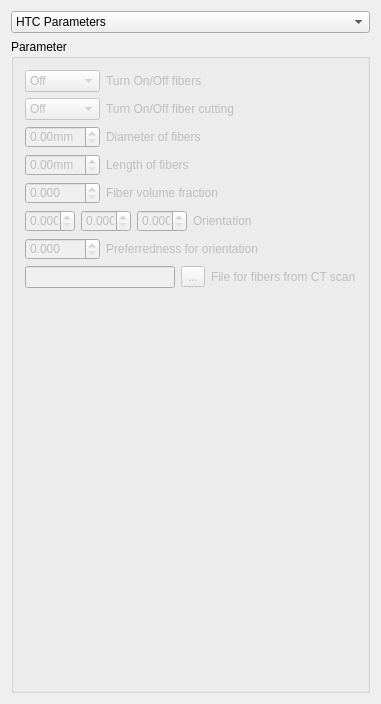
Above: freecad/chronoWorkbench/gui/ui/ui_LDPMCSL_additionalPara.ui from Concrete-Chrono-Development/chrono-preprocessor before the change. Below: the same form after it.
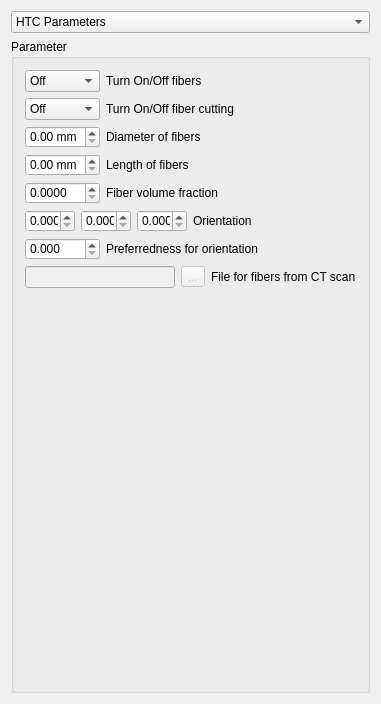
That is the form after the change. The open tabs and pages were chosen to show the change. Icons and pictures are not drawn.

```diff
--- a/freecad/chronoWorkbench/gui/ui/ui_LDPMCSL_additionalPara.ui
+++ b/freecad/chronoWorkbench/gui/ui/ui_LDPMCSL_additionalPara.ui
@@ -251,7 +251,7 @@
         </widget>
         <widget class="QWidget" name="Page2_cylinder">
          <property name="enabled">
-          <bool>false</bool>
+          <bool>true</bool>
          </property>
          <layout class="QGridLayout" name="gridLayout_3">
           <item row="0" column="0" colspan="2">
@@ -290,6 +290,9 @@
             </item>
             <item>
              <widget class="QLabel" name="textLabel2_3">
+              <property name="enabled">
+               <bool>true</bool>
+              </property>
               <property name="text">
                <string>Turn On/Off fibers</string>
               </property>
@@ -300,7 +303,10 @@
           <item row="1" column="0" colspan="2">
            <layout class="QHBoxLayout" name="horizontalLayout_4">
             <item>
-             <widget class="QComboBox" name="comboBox_3">
+             <widget class="QComboBox" name="fiberCutting">
+              <property name="enabled">
+               <bool>true</bool>
+              </property>
               <property name="sizePolicy">
                <sizepolicy hsizetype="Fixed" vsizetype="Fixed">
                 <horstretch>0</horstretch>
@@ -363,7 +369,7 @@
                </size>
               </property>
               <property name="suffix">
-               <string>mm</string>
+               <string> mm</string>
               </property>
               <property name="maximum">
                <double>999999.000000000000000</double>
@@ -402,7 +408,7 @@
                </size>
               </property>
               <property name="suffix">
-               <string>mm</string>
+               <string> mm</string>
               </property>
               <property name="maximum">
                <double>999999.000000000000000</double>
@@ -444,7 +450,7 @@
                <string/>
               </property>
               <property name="decimals">
-               <number>3</number>
+               <number>4</number>
               </property>
               <property name="maximum">
                <double>999999.000000000000000</double>
```
Left out of the diff: 18 changed lines with no effect on the pictures.
